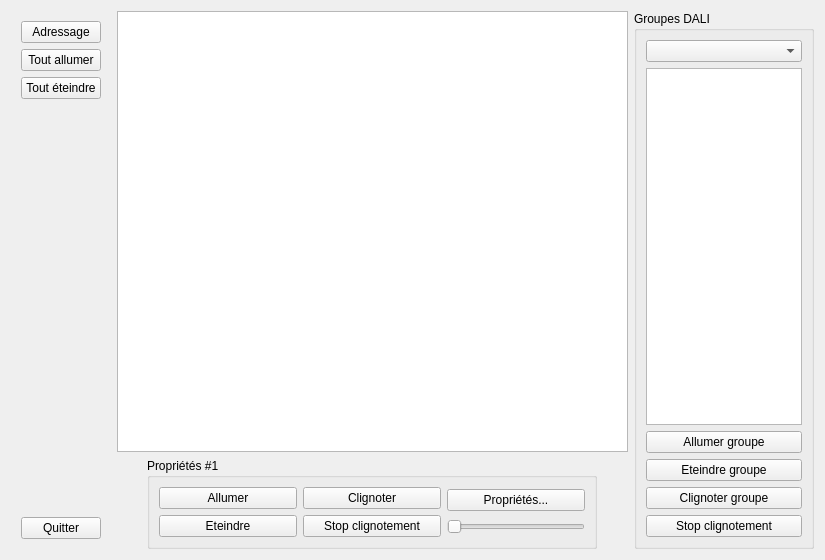
The window that data/FormDali.ui (calaos/calaos_installer) describes before a commit, drawn with Qt 5.
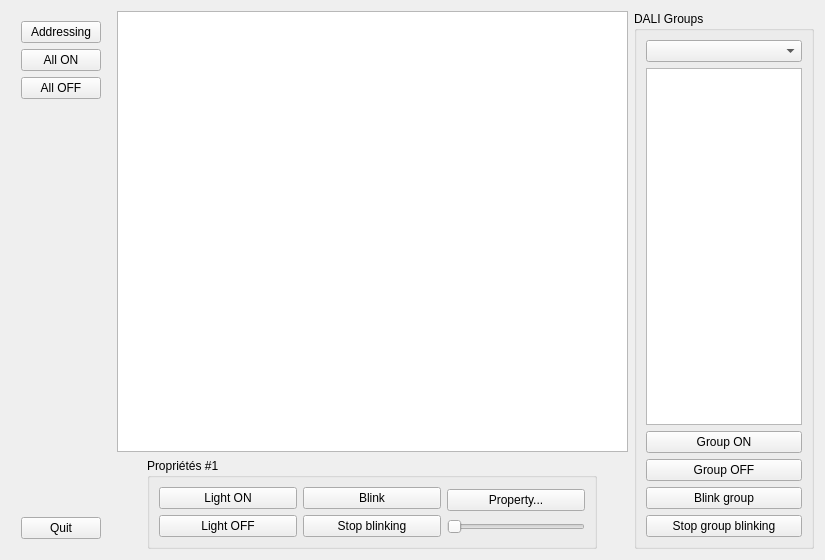
The same window after the commit. Icons and pictures are not drawn.

```diff
--- a/data/FormDali.ui
+++ b/data/FormDali.ui
@@ -22,7 +22,7 @@
      <item>
       <widget class="QPushButton" name="buttonAddressing">
        <property name="text">
-        <string>Adressage</string>
+        <string>Addressing</string>
        </property>
        <property name="icon">
         <iconset resource="resources.qrc">
@@ -33,7 +33,7 @@
      <item>
       <widget class="QPushButton" name="buttonCentralOn">
        <property name="text">
-        <string>Tout allumer</string>
+        <string>All ON</string>
        </property>
        <property name="icon">
         <iconset resource="resources.qrc">
@@ -44,7 +44,7 @@
      <item>
       <widget class="QPushButton" name="buttonCentralOff">
        <property name="text">
-        <string>Tout éteindre</string>
+        <string>All OFF</string>
        </property>
        <property name="icon">
         <iconset resource="resources.qrc">
@@ -75,7 +75,7 @@
      <item>
       <widget class="QPushButton" name="pushButton">
        <property name="text">
-        <string>Quitter</string>
+        <string>Quit</string>
        </property>
        <property name="icon">
         <iconset resource="resources.qrc">
@@ -134,7 +134,7 @@
             <item>
              <widget class="QPushButton" name="buttonOn">
               <property name="text">
-               <string>Allumer</string>
+               <string>Light ON</string>
               </property>
               <property name="icon">
                <iconset resource="resources.qrc">
@@ -145,7 +145,7 @@
             <item>
              <widget class="QPushButton" name="buttonOff">
               <property name="text">
-               <string>Eteindre</string>
+               <string>Light OFF</string>
               </property>
               <property name="icon">
                <iconset resource="resources.qrc">
@@ -163,7 +163,7 @@
                <string>Faire clignoter pendant 20 secondes</string>
               </property>
               <property name="text">
-               <string>Clignoter</string>
+               <string>Blink</string>
               </property>
               <property name="icon">
                <iconset resource="resources.qrc">
@@ -177,7 +177,7 @@
                <string>Faire clignoter pendant 20 secondes</string>
               </property>
               <property name="text">
-               <string>Stop clignotement</string>
+               <string>Stop blinking</string>
               </property>
               <property name="icon">
                <iconset resource="resources.qrc">
@@ -192,7 +192,7 @@
             <item>
              <widget class="QPushButton" name="buttonAdvanced">
               <property name="text">
-               <string>Propriétés...</string>
+               <string>Property...</string>
               </property>
               <property name="icon">
                <iconset resource="resources.qrc">
@@ -242,7 +242,7 @@
         </size>
        </property>
        <property name="title">
-        <string>Groupes DALI</string>
+        <string>DALI Groups</string>
        </property>
        <layout class="QVBoxLayout" name="verticalLayout_7">
         <item>
@@ -279,7 +279,7 @@
         <item>
          <widget class="QPushButton" name="buttonGrpOn">
           <property name="text">
-           <string>Allumer groupe</string>
+           <string>Group ON</string>
           </property>
           <property name="icon">
            <iconset resource="resources.qrc">
@@ -290,7 +290,7 @@
         <item>
          <widget class="QPushButton" name="buttonGrpOff">
           <property name="text">
-           <string>Eteindre groupe</string>
+           <string>Group OFF</string>
           </property>
           <property name="icon">
            <iconset resource="resources.qrc">
@@ -301,7 +301,7 @@
         <item>
          <widget class="QPushButton" name="buttonGrpBlink">
           <property name="text">
-           <string>Clignoter groupe</string>
+           <string>Blink group</string>
           </property>
           <property name="icon">
            <iconset resource="resources.qrc">
@@ -312,7 +312,7 @@
         <item>
          <widget class="QPushButton" name="buttonGrpBlinkStop">
           <property name="text">
-           <string>Stop clignotement</string>
+           <string>Stop group blinking</string>
           </property>
           <property name="icon">
            <iconset resource="resources.qrc">
```
Left out of the diff: 13 changed lines with no effect on the pictures.
